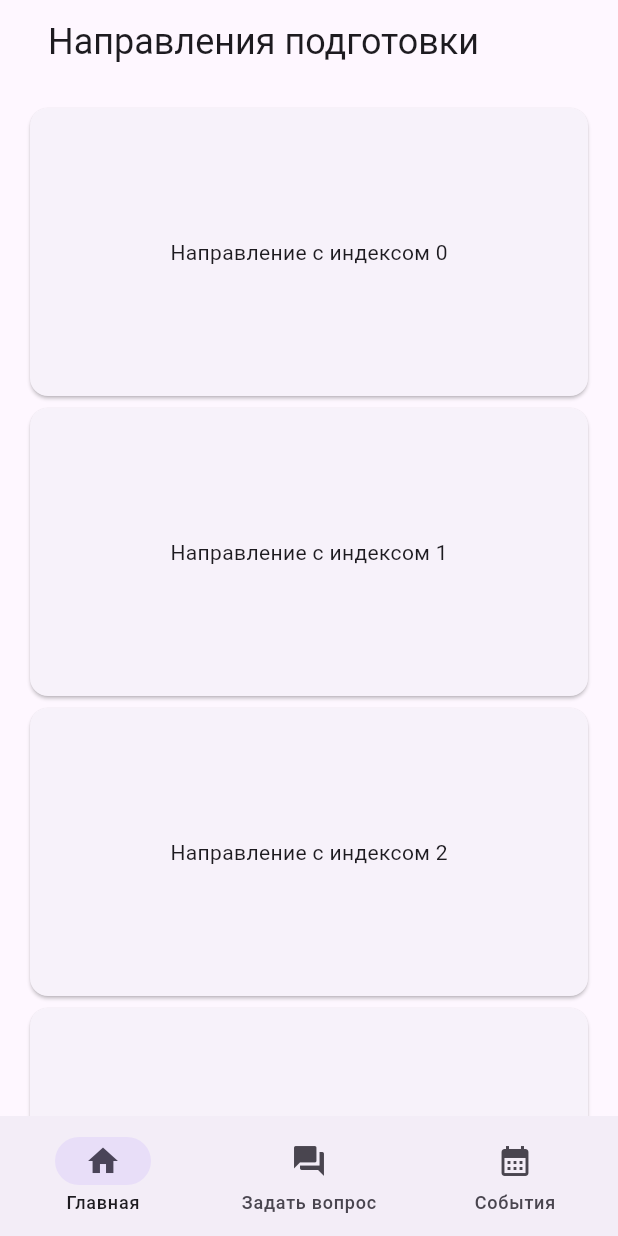
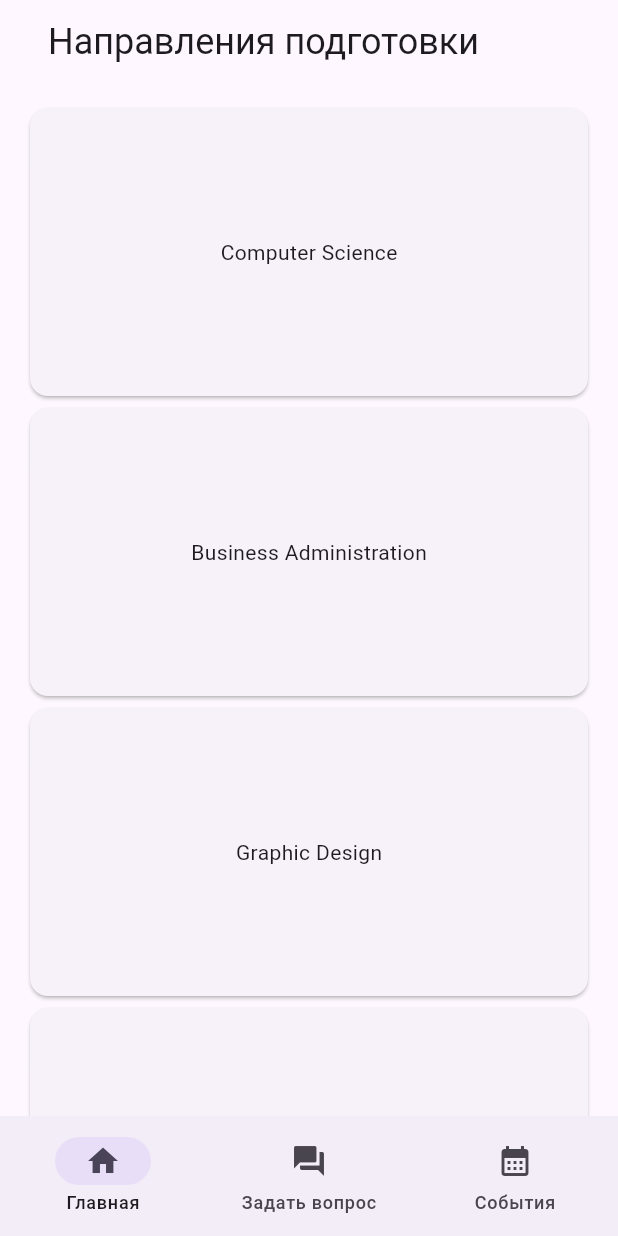
Before and after one commit to bushuevmaxim/entrant-app, a Flutter app: the screen it shows after launch, on a phone screen of 412 x 824 dp. Run offline on Flutter 3.47's test engine with Material 3 defaults, Android fonts, the phone set to English and light mode, and no system bars; our stand-ins replace bloc, flutter_bloc, freezed_annotation, go_router.

Commit message:
Add HomePage Bloc

```diff
--- a/analysis_options.yaml
+++ b/analysis_options.yaml
@@ -9,6 +9,10 @@
 # packages, and plugins designed to encourage good coding practices.
 include: package:flutter_lints/flutter.yaml
 
+
+analyzer:
+  plugins:
+  - custom_lint
 linter:
   # The lint rules applied to this project can be customized in the
   # section below to disable rules from the `package:flutter_lints/flutter.yaml`
@@ -20,6 +24,7 @@ linter:
   # or a specific dart file by using the `// ignore: name_of_lint` and
   # `// ignore_for_file: name_of_lint` syntax on the line or in the file
   # producing the lint.
+
   rules:
     # avoid_print: false  # Uncomment to disable the `avoid_print` rule
     # prefer_single_quotes: true  # Uncomment to enable the `prefer_single_quotes` rule
--- a/lib/main.dart
+++ b/lib/main.dart
@@ -1,6 +1,16 @@
 import 'package:flutter/material.dart';
+import 'package:flutter_bloc/flutter_bloc.dart';
 import 'package:pmfi_entrant_app/src/features/app/presentation/app.dart';
+import 'package:pmfi_entrant_app/src/features/home/data/repositories/courses_repository.dart';
+import 'package:pmfi_entrant_app/src/features/home/domain/repositories/courses_repository.dart';
 
 void main() {
-  runApp(const MyApp());
+  runApp(MultiRepositoryProvider(
+    providers: [
+      RepositoryProvider<ICoursesRepository>(
+        create: (context) => MockCoursesRepository(),
+      ),
+    ],
+    child: const MyApp(),
+  ));
 }
--- a/lib/src/features/app/presentation/app.dart
+++ b/lib/src/features/app/presentation/app.dart
@@ -7,10 +7,14 @@ import 'package:pmfi_entrant_app/src/features/home/presentation/home_page.dart';
 import 'package:pmfi_entrant_app/src/features/map/presentation/map_page.dart';
 import 'package:pmfi_entrant_app/src/features/qa_chat/presentation/qa_chat_page.dart';
 
-class MyApp extends StatelessWidget {
-  /// Constructs a [MyApp]
+class MyApp extends StatefulWidget {
   const MyApp({super.key});
 
+  @override
+  State<MyApp> createState() => _MyAppState();
+}
+
+class _MyAppState extends State<MyApp> {
   @override
   Widget build(BuildContext context) {
     return MaterialApp.router(
--- /dev/null
+++ b/lib/src/features/home/presentation/bloc/home_bloc.dart
@@ -0,0 +1,31 @@
+import 'dart:async';
+
+import 'package:bloc/bloc.dart';
+import 'package:freezed_annotation/freezed_annotation.dart';
+import 'package:pmfi_entrant_app/src/features/home/domain/entities/course.dart';
+import 'package:pmfi_entrant_app/src/features/home/domain/repositories/courses_repository.dart';
+
+part 'home_event.dart';
+part 'home_state.dart';
+part 'home_bloc.freezed.dart';
+
+class HomeBloc extends Bloc<HomeEvent, HomeState> {
+  final ICoursesRepository _coursesRepository;
+
+  HomeBloc({required ICoursesRepository coursesRepository})
+      : _coursesRepository = coursesRepository,
+        super(const Initial()) {
+    on<_Started>(_onStarted);
+  }
+
+  Future<void> _onStarted(HomeEvent event, Emitter<HomeState> emit) async {
+    emit(const Loading());
+
+    try {
+      final courses = await _coursesRepository.getCourses();
+      emit(Success(courses: courses));
+    } catch (e) {
+      emit(const Failure());
+    }
+  }
+}
--- /dev/null
+++ b/lib/src/features/home/presentation/bloc/home_event.dart
@@ -0,0 +1,6 @@
+part of 'home_bloc.dart';
+
+@freezed
+class HomeEvent with _$HomeEvent {
+  const factory HomeEvent.started() = _Started;
+}
--- /dev/null
+++ b/lib/src/features/home/presentation/bloc/home_state.dart
@@ -0,0 +1,9 @@
+part of 'home_bloc.dart';
+
+@freezed
+class HomeState with _$HomeState {
+  const factory HomeState.initial() = Initial;
+  const factory HomeState.loading() = Loading;
+  const factory HomeState.success({required List<Course> courses}) = Success;
+  const factory HomeState.failure() = Failure;
+}
--- a/lib/src/features/home/presentation/home_page.dart
+++ b/lib/src/features/home/presentation/home_page.dart
@@ -1,8 +1,27 @@
 import 'package:flutter/material.dart';
+import 'package:flutter_bloc/flutter_bloc.dart';
 import 'package:go_router/go_router.dart';
+import 'package:pmfi_entrant_app/src/features/home/domain/repositories/courses_repository.dart';
+import 'package:pmfi_entrant_app/src/features/home/presentation/bloc/home_bloc.dart';
 
 class HomePage extends StatelessWidget {
   const HomePage({super.key});
+
+  @override
+  Widget build(BuildContext context) {
+    return BlocProvider<HomeBloc>(
+      create: (context) => HomeBloc(
+        coursesRepository: context.read<ICoursesRepository>(),
+      )..add(const HomeEvent.started()),
+      child: const HomePageView(),
+    );
+  }
+}
+
+class HomePageView extends StatelessWidget {
+  const HomePageView({
+    super.key,
+  });
 
   @override
   Widget build(BuildContext context) {
@@ -19,8 +38,11 @@ class HomePage extends StatelessWidget {
           ),
           SliverPadding(
             padding: const EdgeInsetsDirectional.symmetric(vertical: 12.0),
-            sliver: SliverList.builder(
-              itemCount: 4,
+            sliver: BlocBuilder<HomeBloc, HomeState>(
+              builder: (context, state) {
+                return switch (state) {
+                  Success(:final courses) => SliverList.builder(
+                      itemCount: courses.length,
                       itemBuilder: (context, index) {
                         return SizedBox(
                             height: 200,
@@ -31,11 +53,21 @@ class HomePage extends StatelessWidget {
                                 );
                               },
                               child: Card(
-                      child:
-                          Center(child: Text('Направление с индексом $index')),
+                                child: Center(
+                                  child: Text(courses.elementAt(index).name),
                                 ),
                               ),
-                );
+                            ));
+                      },
+                    ),
+                  _ => const SliverToBoxAdapter(
+                      child: Center(
+                        child: Center(
+                          child: CircularProgressIndicator(),
+                        ),
+                      ),
+                    )
+                };
               },
             ),
           ),
--- a/pubspec.yaml
+++ b/pubspec.yaml
@@ -38,7 +38,8 @@ dependencies:
   cupertino_icons: ^1.0.8
   yx_scope: 1.0.1
   yx_scope_flutter: 1.0.1
-
+  flutter_bloc: 8.1.6
+  bloc: 8.1.4
   freezed_annotation: 2.4.4
 
 
```
Also changed, not shown: lib/src/features/home/presentation/bloc/home_bloc.freezed.dart (added), pubspec.lock, 1 other file. Lines whose indentation alone changed are shown as unchanged.
